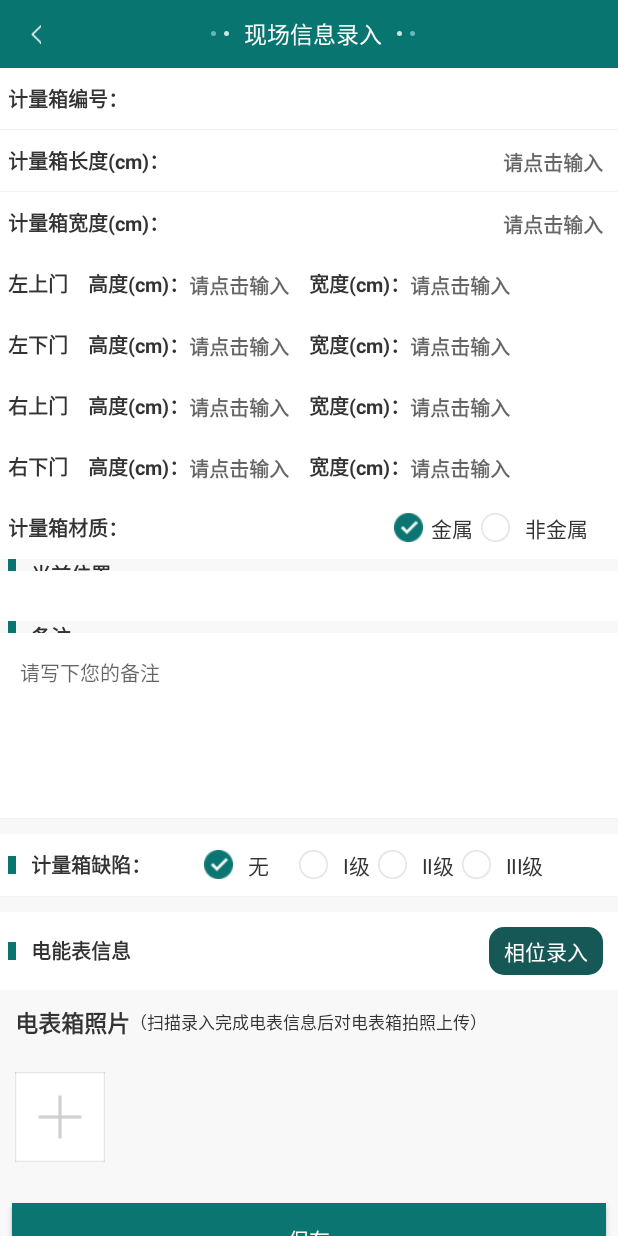
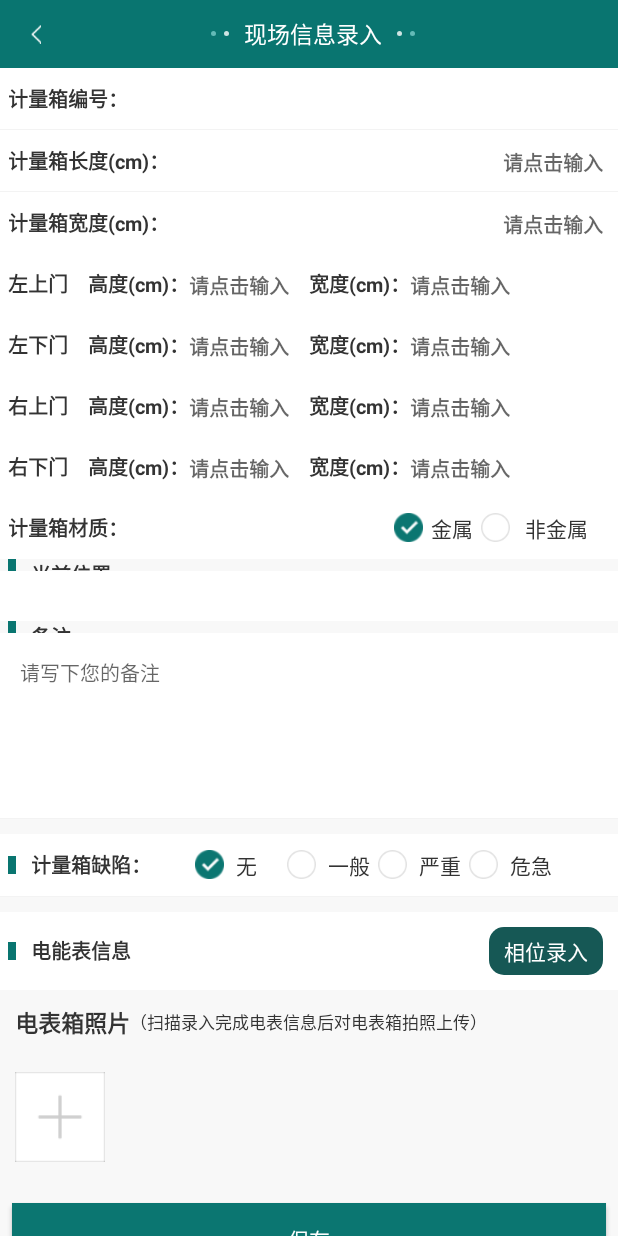
Before and after one commit to zane618/android-ah-uhf-new, an Android app: the RecordDataActivity screen opened directly, with no data from a screen before it, on a phone screen of 412 x 824 dp. Run offline under Robolectric (Android 15) with nearby library versions, the phone set to English and light mode, and no system bars; our stand-ins replace ButterKnife, EventBus; libraries missing offline, so code that uses them is left out: com.alibaba.fastjson, com.amap.api, org.greenrobot.greendao, pub.devrel.easypermissions; pictures from the network do not load; 13 statements that could not run were skipped.

```diff
--- a/app/src/main/res/layout/layout_defect_input.xml
+++ b/app/src/main/res/layout/layout_defect_input.xml
@@ -47,7 +47,7 @@
                 android:button="@null"
                 android:checked="true"
                 android:drawableLeft="@drawable/radiobutton_bg"
-                android:drawablePadding="10dp"
+                android:drawablePadding="8dp"
                 android:gravity="center_horizontal"
                 android:text="无"
                 android:textColor="#333333" />
@@ -59,9 +59,9 @@
                 android:layout_marginLeft="20dp"
                 android:button="@null"
                 android:drawableLeft="@drawable/radiobutton_bg"
-                android:drawablePadding="10dp"
+                android:drawablePadding="8dp"
                 android:gravity="center_horizontal"
-                android:text="Ⅰ级"
+                android:text="一般"
                 android:textColor="#333333" />
 
             <RadioButton
@@ -71,9 +71,9 @@
                 android:layout_marginLeft="5dp"
                 android:button="@null"
                 android:drawableLeft="@drawable/radiobutton_bg"
-                android:drawablePadding="10dp"
+                android:drawablePadding="8dp"
                 android:gravity="center_horizontal"
-                android:text="Ⅱ级"
+                android:text="严重"
                 android:textColor="#333333" />
 
             <RadioButton
@@ -83,9 +83,9 @@
                 android:layout_marginLeft="5dp"
                 android:button="@null"
                 android:drawableLeft="@drawable/radiobutton_bg"
-                android:drawablePadding="10dp"
+                android:drawablePadding="8dp"
                 android:gravity="center_horizontal"
-                android:text="Ⅲ级"
+                android:text="危急"
                 android:textColor="#333333" />
 
         </RadioGroup>
```
